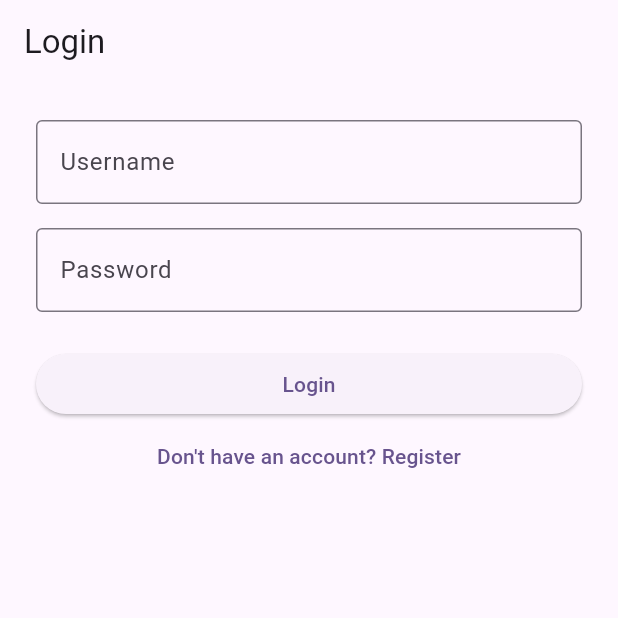
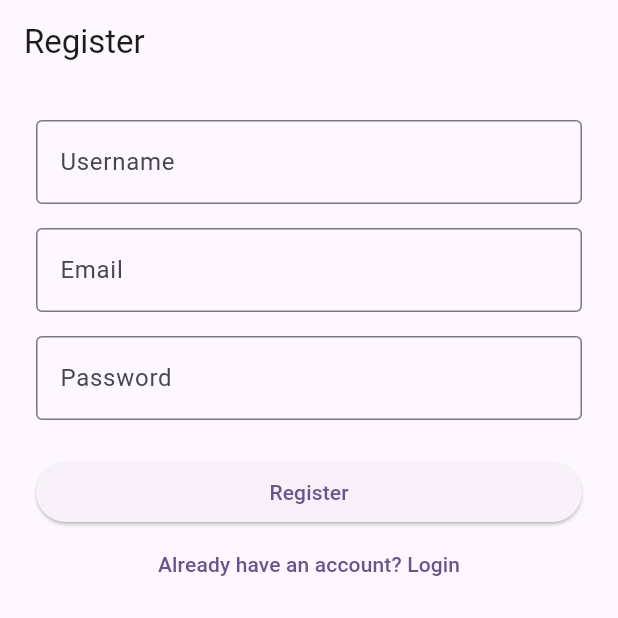
Before and after one commit to abhaysingh-10/DraftStack-Flutter, a Flutter app: the screen it shows after launch, on a phone screen of 412 x 824 dp, the top half of it. Run offline on Flutter 3.47's test engine with Material 3 defaults, Android fonts, the phone set to English and light mode, and no system bars.

Commit message:
Register Screen Created

```diff
--- a/lib/main.dart
+++ b/lib/main.dart
@@ -1,5 +1,6 @@
 import 'package:flutter/material.dart';
 import 'package:notes_app/screens/login_screen.dart';
+import 'package:notes_app/screens/register_screen.dart';
 
 void main() {
   runApp(const MyApp());
@@ -17,7 +18,7 @@ class MyApp extends StatelessWidget {
         colorScheme: ColorScheme.fromSeed(seedColor: Colors.deepPurple),
         useMaterial3: true,
       ),
-      home: LoginScreen(),
+      home: RegisterScreen(),
     );
   }
 }
--- /dev/null
+++ b/lib/screens/register_screen.dart
@@ -0,0 +1,85 @@
+import 'package:flutter/material.dart';
+
+class RegisterScreen extends StatefulWidget {
+  const RegisterScreen({super.key});
+
+  @override
+  State<RegisterScreen> createState() => _RegisterScreenState();
+}
+
+class _RegisterScreenState extends State<RegisterScreen> {
+  final _usernameController = TextEditingController();
+  final _emailController = TextEditingController();
+  final _passwordController = TextEditingController();
+
+  @override
+  Widget build(BuildContext context) {
+    return Scaffold(
+      // APP Bar
+      appBar: AppBar(
+        title: Text("Register"),
+      ),
+      body: SingleChildScrollView(
+        padding: EdgeInsets.all(24),
+        child: Column(
+          children: [
+            // Username TextField
+            TextField(
+              controller: _usernameController,
+              decoration: InputDecoration(
+                labelText: "Username",
+                border: OutlineInputBorder(),
+              ),
+            ),
+            SizedBox(
+              height: 16,
+            ),
+
+            //Email TextField
+            TextField(
+              controller: _emailController,
+              decoration: InputDecoration(
+                label: Text("Email"),
+                border: OutlineInputBorder(),
+              ),
+            ),
+            SizedBox(
+              height: 16,
+            ),
+
+            //Password Text Field
+            TextField(
+              controller: _passwordController,
+              obscureText: true,
+              decoration: InputDecoration(
+                label: Text("Password"),
+                border: OutlineInputBorder(),
+              ),
+            ),
+
+            SizedBox(
+              height: 24,
+            ),
+
+            //Register Button
+
+            SizedBox(
+              width: double.infinity,
+              child: ElevatedButton(
+                onPressed: () {},
+                child: Text("Register"),
+              ),
+            ),
+
+            // Text Button for redirect in Login Page
+
+            TextButton(
+              onPressed: () {},
+              child: Text("Already have an account? Login"),
+            ),
+          ],
+        ),
+      ),
+    );
+  }
+}
```
